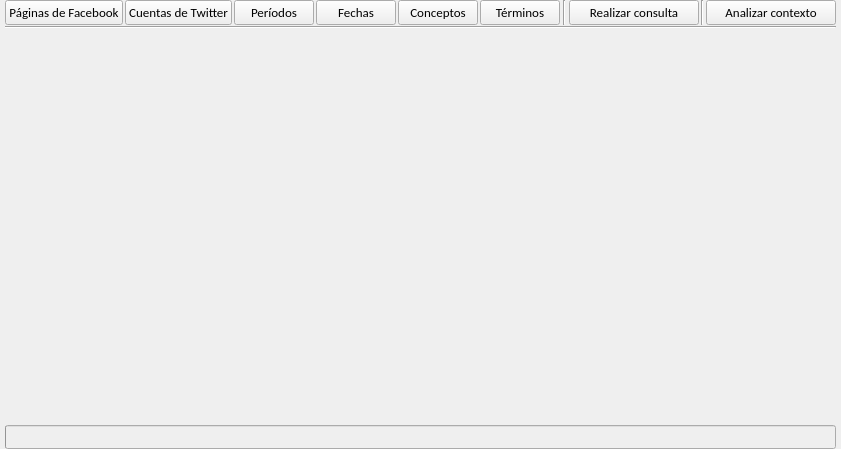
First picture: the form in visualizador-de-contexto/visualizadordecontexto.ui, repository miglesias91/visualizador-de-contextos, before the edit.
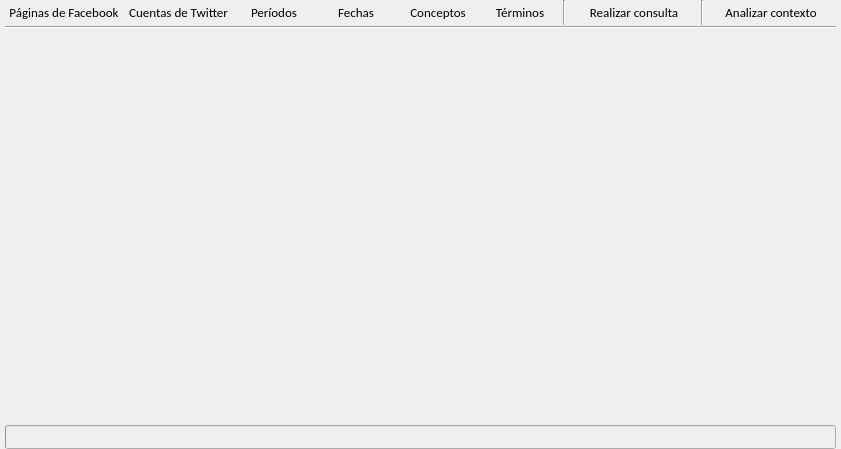
Second picture: the form after the edit.

What changed in the file:
```diff
--- a/visualizador-de-contexto/visualizadordecontexto.ui
+++ b/visualizador-de-contexto/visualizadordecontexto.ui
@@ -123,7 +123,7 @@
              <bool>false</bool>
             </property>
             <property name="flat">
-             <bool>false</bool>
+             <bool>true</bool>
             </property>
            </widget>
           </item>
@@ -144,6 +144,9 @@
             <property name="text">
              <string>Cuentas de Twitter</string>
             </property>
+            <property name="flat">
+             <bool>true</bool>
+            </property>
            </widget>
           </item>
           <item>
@@ -157,6 +160,9 @@
             <property name="text">
              <string>Períodos</string>
             </property>
+            <property name="flat">
+             <bool>true</bool>
+            </property>
            </widget>
           </item>
           <item>
@@ -170,6 +176,9 @@
             <property name="text">
              <string>Fechas</string>
             </property>
+            <property name="flat">
+             <bool>true</bool>
+            </property>
            </widget>
           </item>
           <item>
@@ -183,6 +192,9 @@
             <property name="text">
              <string>Conceptos</string>
             </property>
+            <property name="flat">
+             <bool>true</bool>
+            </property>
            </widget>
           </item>
           <item>
@@ -196,6 +208,9 @@
             <property name="text">
              <string>Términos</string>
             </property>
+            <property name="flat">
+             <bool>true</bool>
+            </property>
            </widget>
           </item>
          </layout>
@@ -249,6 +264,9 @@
             <property name="text">
              <string>Realizar consulta</string>
             </property>
+            <property name="flat">
+             <bool>true</bool>
+            </property>
            </widget>
           </item>
           <item>
@@ -294,6 +312,9 @@
             <property name="text">
              <string>Analizar contexto</string>
             </property>
+            <property name="flat">
+             <bool>true</bool>
+            </property>
            </widget>
           </item>
          </layout>
```
Left out of the diff: 12 changed lines with no effect on the pictures.
